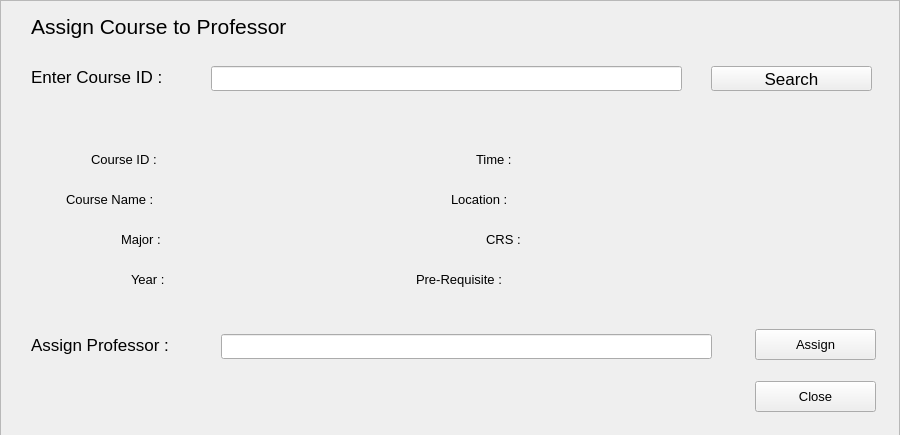
Before: the Qt Designer form resources/UI/assignCourseToProf.ui in Poom1997/gman, drawn with Qt 5.
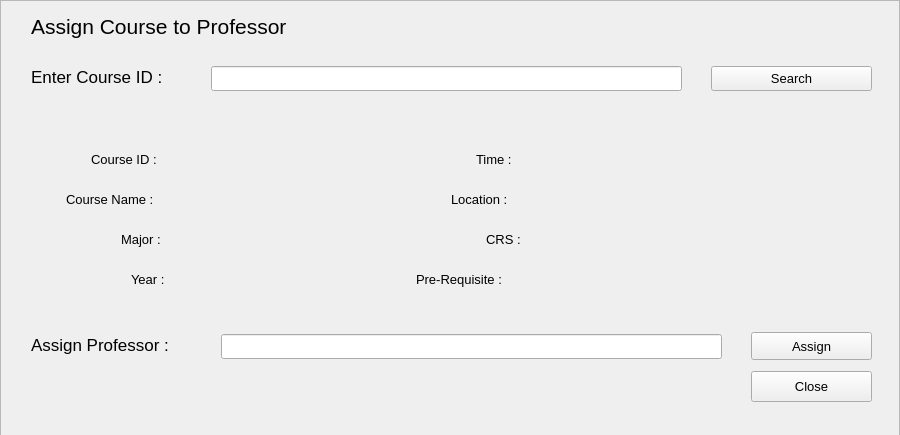
After: the same form once the commit is applied.

Patch:
```diff
--- a/resources/UI/assignCourseToProf.ui
+++ b/resources/UI/assignCourseToProf.ui
@@ -108,6 +108,11 @@
        <height>25</height>
       </rect>
      </property>
+     <property name="font">
+      <font>
+       <pointsize>10</pointsize>
+      </font>
+     </property>
      <property name="text">
       <string>Search</string>
      </property>
@@ -115,8 +120,8 @@
     <widget class="QPushButton" name="closeButton">
      <property name="geometry">
       <rect>
-       <x>754</x>
-       <y>380</y>
+       <x>750</x>
+       <y>370</y>
        <width>121</width>
        <height>31</height>
       </rect>
@@ -148,10 +153,15 @@
       <rect>
        <x>220</x>
        <y>333</y>
-       <width>491</width>
+       <width>501</width>
        <height>25</height>
       </rect>
      </property>
+     <property name="font">
+      <font>
+       <pointsize>10</pointsize>
+      </font>
+     </property>
      <property name="text">
       <string/>
      </property>
@@ -159,10 +169,10 @@
     <widget class="QPushButton" name="assignButton">
      <property name="geometry">
       <rect>
-       <x>754</x>
-       <y>328</y>
+       <x>750</x>
+       <y>331</y>
        <width>121</width>
-       <height>31</height>
+       <height>28</height>
       </rect>
      </property>
      <property name="font">
```
Left out of the diff: 5 changed lines with no effect on the pictures.
